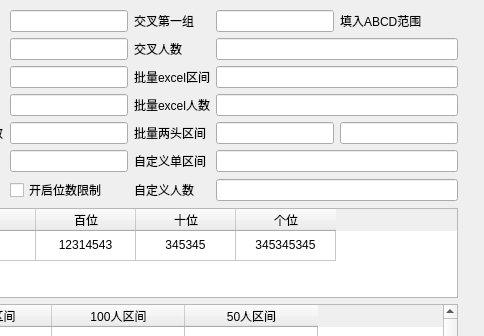
Old version of the form config.ui in the repository uercal/SecretComputer; both pictures show x 103 to 587 and y 0 to 336 of the 587 by 586 pixel window.
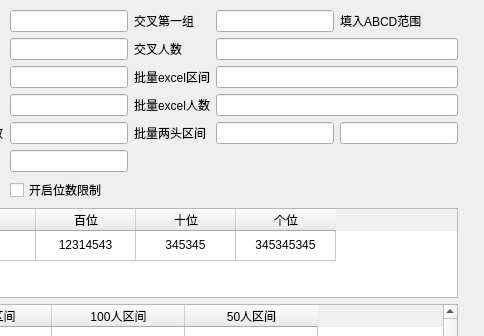
New version of the form.

Patch:
```diff
--- a/config.ui
+++ b/config.ui
@@ -103,19 +103,6 @@
       </item>
      </widget>
     </item>
-    <item row="6" column="2">
-     <widget class="QLabel" name="label_10">
-      <property name="minimumSize">
-       <size>
-        <width>0</width>
-        <height>0</height>
-       </size>
-      </property>
-      <property name="text">
-       <string>自定义人数</string>
-      </property>
-     </widget>
-    </item>
     <item row="4" column="3">
      <widget class="QLineEdit" name="leftSection"/>
     </item>
@@ -132,19 +119,6 @@
       </property>
      </widget>
     </item>
-    <item row="5" column="2">
-     <widget class="QLabel" name="label_9">
-      <property name="minimumSize">
-       <size>
-        <width>0</width>
-        <height>0</height>
-       </size>
-      </property>
-      <property name="text">
-       <string>自定义单区间</string>
-      </property>
-     </widget>
-    </item>
     <item row="2" column="3" colspan="2">
      <widget class="QLineEdit" name="excelSection"/>
     </item>
@@ -171,9 +145,6 @@
       </property>
      </widget>
     </item>
-    <item row="5" column="3" colspan="2">
-     <widget class="QLineEdit" name="miniSection"/>
-    </item>
     <item row="1" column="0">
      <widget class="QLabel" name="label_2">
       <property name="minimumSize">
@@ -299,9 +270,6 @@
       </property>
      </widget>
     </item>
-    <item row="6" column="3" colspan="2">
-     <widget class="QLineEdit" name="miniCount"/>
-    </item>
     <item row="4" column="2">
      <widget class="QLabel" name="label_14">
       <property name="minimumSize">
```
